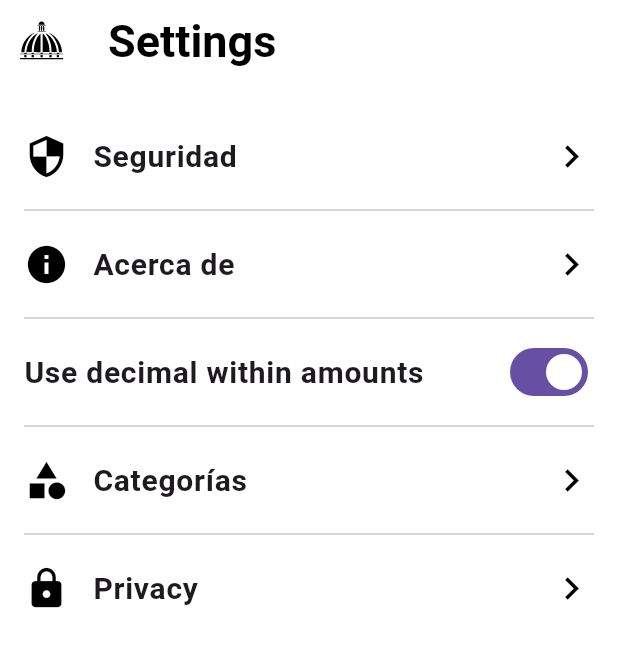
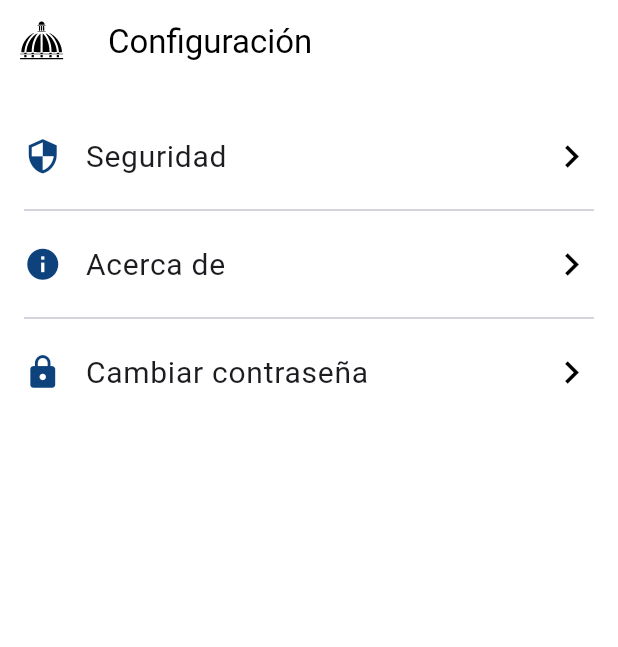
Before and after one commit to soysomon/Aplicacion_Minerd, a Flutter app: the SettingsScreen screen opened directly, on a phone screen of 412 x 824 dp. Shown: the top 647 px of the screen. Run offline on Flutter 3.47's test engine with Material 3 defaults, Android fonts, the light colour scheme and no system bars; our stand-ins replace carousel_slider, flutter_html, flutter_map, flutter_svg, flutter_zoom_drawer, font_awesome_flutter and 9 more; missing offline and left inert: fan_floating_menu, flutter_sound; accounts and stored records are empty; network calls fail.

Commit message:
Agregando vista de modificar contraseña en configuracion

```diff
--- a/lib/screens/login_screen.dart
+++ b/lib/screens/login_screen.dart
@@ -306,22 +306,7 @@ class _LoginScreenState extends State<LoginScreen> {
                               );
                             },
                             child: Text(
-                              "¿No tiene cuenta? Regístrese",
-                              style: GoogleFonts.poppins(
-                                color: Colors.black,
-                                decoration: TextDecoration.underline,
-                              ),
-                            ),
-                          ),
-                          SizedBox(height: 20),
-                          TextButton(
-                            onPressed: () {
-                              Navigator.of(context).push(
-                                MaterialPageRoute(builder: (context) => ChangePasswordScreen()),
-                              );
-                            },
-                            child: Text(
-                              "¿Ha olvidado su contraseña? Cámbiela aquí",
+                              "¿No tiene cuenta? Regístrese aquí",
                               style: GoogleFonts.poppins(
                                 color: Colors.black,
                                 decoration: TextDecoration.underline,
--- a/lib/screens/settings_screen.dart
+++ b/lib/screens/settings_screen.dart
@@ -1,5 +1,6 @@
 import 'package:flutter/material.dart';
 import 'package:flutter_svg/flutter_svg.dart';
+import 'change_password_screen.dart';
 import 'security_screen.dart';
 import 'about_screen.dart';
 import 'home_screen.dart';
@@ -15,11 +16,9 @@ class SettingsScreen extends StatelessWidget {
         title: Align(
           alignment: Alignment.centerLeft,
           child: Text(
-            'Settings',
+            'Configuración',
             style: TextStyle(
               color: Colors.black,
-              fontWeight: FontWeight.bold,
-              fontSize: 30,
             ),
           ),
         ),
@@ -45,11 +44,10 @@ class SettingsScreen extends StatelessWidget {
             SizedBox(height: 20),
             ListTile(
               contentPadding: EdgeInsets.zero,
-              leading: Icon(Icons.security, color: Colors.black, size: 30),
+              leading: Icon(Icons.security, color: Color(0xFF0d427d), size: 25),
               title: Text(
                 'Seguridad',
                 style: TextStyle(
-                  fontWeight: FontWeight.bold,
                   fontSize: 20,
                 ),
               ),
@@ -63,11 +61,10 @@ class SettingsScreen extends StatelessWidget {
             Divider(),
             ListTile(
               contentPadding: EdgeInsets.zero,
-              leading: Icon(Icons.info, color: Colors.black, size: 30),
+              leading: Icon(Icons.info, color: Color(0xFF0d427d), size: 25),
               title: Text(
                 'Acerca de',
                 style: TextStyle(
-                  fontWeight: FontWeight.bold,
                   fontSize: 20,
                 ),
               ),
@@ -81,48 +78,18 @@ class SettingsScreen extends StatelessWidget {
             Divider(),
             ListTile(
               contentPadding: EdgeInsets.zero,
+              leading: Icon(Icons.lock, color: Color(0xFF0d427d), size: 25),
               title: Text(
-                'Use decimal within amounts',
+                'Cambiar contraseña',
                 style: TextStyle(
-                  fontWeight: FontWeight.bold,
-                  fontSize: 20,
-                ),
-              ),
-              trailing: Switch(
-                value: true,
-                onChanged: (bool value) {},
-              ),
-            ),
-            Divider(),
-            ListTile(
-              contentPadding: EdgeInsets.zero,
-              leading: Icon(Icons.category, color: Colors.black, size: 30),
-              title: Text(
-                'Categorías',
-                style: TextStyle(
-                  fontWeight: FontWeight.bold,
                   fontSize: 20,
                 ),
               ),
               trailing: Icon(Icons.chevron_right, color: Colors.black, size: 30),
               onTap: () {
-                // Acción al pulsar
-              },
-            ),
-            Divider(),
-            ListTile(
-              contentPadding: EdgeInsets.zero,
-              leading: Icon(Icons.lock, color: Colors.black, size: 30),
-              title: Text(
-                'Privacy',
-                style: TextStyle(
-                  fontWeight: FontWeight.bold,
-                  fontSize: 20,
-                ),
-              ),
-              trailing: Icon(Icons.chevron_right, color: Colors.black, size: 30),
-              onTap: () {
-                // Acción al pulsar
+                Navigator.of(context).push(
+                  MaterialPageRoute(builder: (context) => ChangePasswordScreen()),
+                );
               },
             ),
           ],
```
